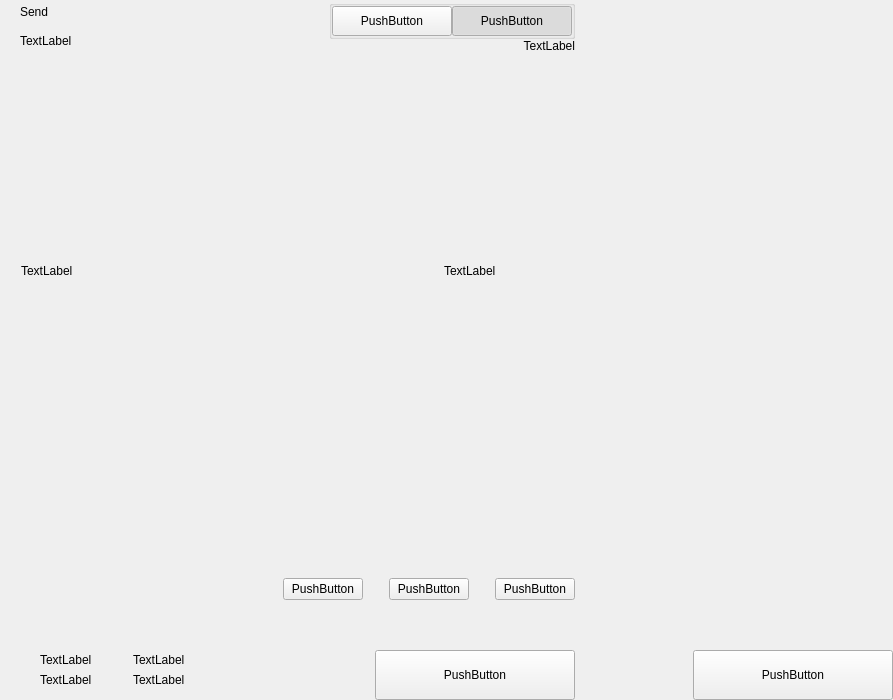
Old version of the form src/qt/pivx/forms/send.ui in the repository RapidsOfficial/Rapids.
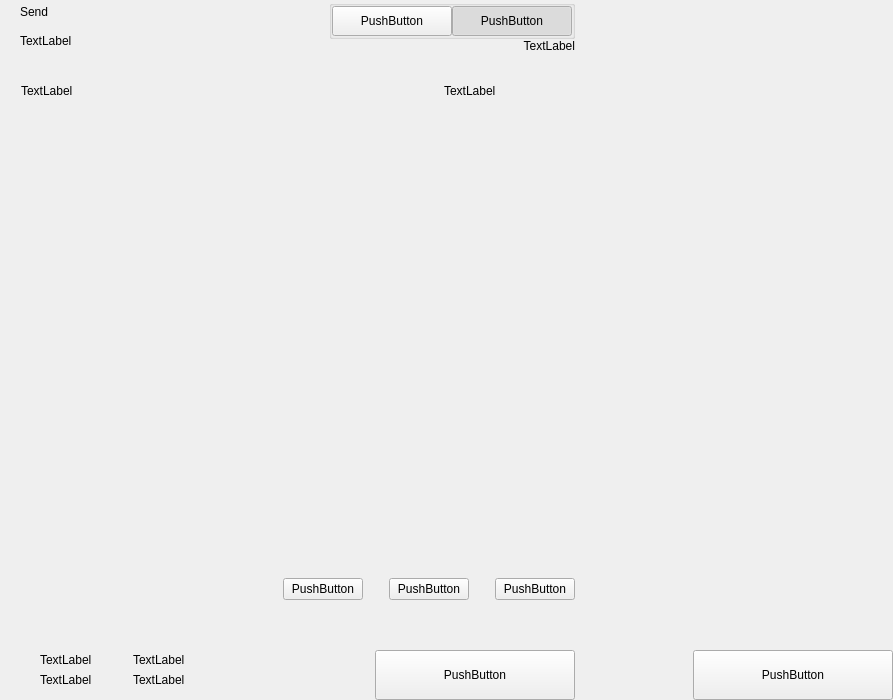
New version of the form. Custom widgets are drawn as their Qt base class.

Commit message: Layout space changes

```diff
--- a/src/qt/pivx/forms/send.ui
+++ b/src/qt/pivx/forms/send.ui
@@ -102,6 +102,9 @@
           </item>
           <item>
            <layout class="QVBoxLayout" name="verticalLayout_6">
+            <property name="spacing">
+             <number>0</number>
+            </property>
             <item>
              <widget class="QGroupBox" name="groupBox">
               <property name="title">
@@ -230,11 +233,6 @@
            <number>0</number>
           </property>
           <item>
-           <layout class="QVBoxLayout" name="verticalLayout22">
-            <property name="spacing">
-             <number>0</number>
-            </property>
-            <item>
              <widget class="QLabel" name="labelSubtitleAddress">
               <property name="styleSheet">
                <string notr="true">margin-left:8px;</string>
@@ -244,8 +242,6 @@
               </property>
              </widget>
             </item>
-           </layout>
-          </item>
           <item>
            <spacer name="horizontalSpacer_3">
             <property name="orientation">
@@ -263,11 +259,6 @@
            </spacer>
           </item>
           <item>
-           <layout class="QVBoxLayout" name="verticalLayout_2">
-            <property name="spacing">
-             <number>0</number>
-            </property>
-            <item>
              <widget class="QLabel" name="labelSubtitleAmount">
               <property name="text">
                <string>TextLabel</string>
@@ -276,10 +267,14 @@
             </item>
            </layout>
           </item>
-         </layout>
-        </item>
         <item>
          <widget class="QScrollArea" name="scrollArea">
+          <property name="minimumSize">
+           <size>
+            <width>0</width>
+            <height>450</height>
+           </size>
+          </property>
           <property name="styleSheet">
            <string notr="true">#scrollArea {
             background:transparent;
```
Lines whose indentation alone changed are shown as unchanged. The commit also changes 2 other files.
